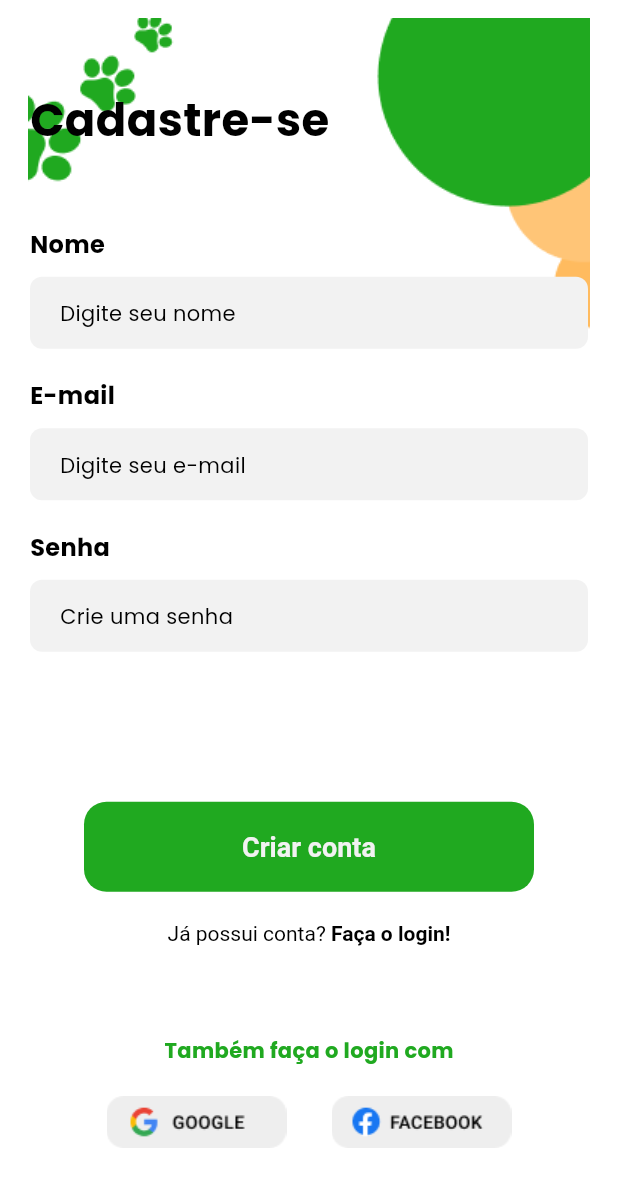
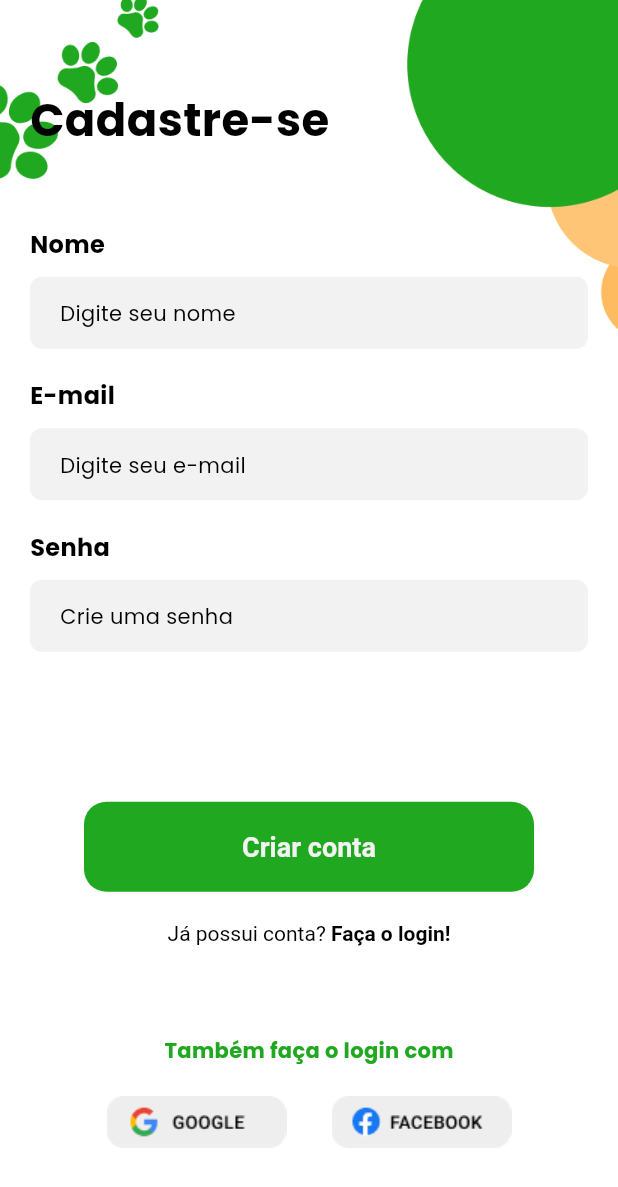
Before and after one commit to e-medeiros1/petshop_project, a Flutter app: the screen it shows after launch, after a tap on "Ir para página de registro", on a phone screen of 412 x 824 dp. Shown: the top 1187 px of the screen. Run offline on Flutter 3.47's test engine with Material 3 defaults, Android fonts, the phone set to English and light mode, and no system bars; our stand-ins replace google_fonts.

Commit message:
Fix auth image quality

```diff
--- a/lib/views/auth/register/register_page.dart
+++ b/lib/views/auth/register/register_page.dart
@@ -17,7 +17,7 @@ class _RegisterPageState extends State<RegisterPage> {
       backgroundColor: AppColors.white,
       body: Stack(
         children: [
-          SizedBox(width: double.infinity, child: Image.asset('assets/images/auth.png')),
+          Image.asset('assets/images/auth.png', fit: BoxFit.fill),
           Padding(
             padding: const EdgeInsets.all(20.0),
             child: Column(
--- a/lib/views/splash/splash_page.dart
+++ b/lib/views/splash/splash_page.dart
@@ -1,5 +1,6 @@
 import 'package:flutter/material.dart';
 import 'package:petshop_project/theme/colors.dart';
+
 import '../../config/app_routes.dart';
 
 class SplashPage extends StatefulWidget {
@@ -30,7 +31,7 @@ class _SplashPageState extends State<SplashPage> {
   Widget build(BuildContext context) {
     return Scaffold(
       backgroundColor: AppColors.primary,
-      body: Center(child: Image.asset('assets/images/splash.png')),
+      body: Center(child: Image.asset('assets/images/splash.png', fit: BoxFit.fitWidth)),
     );
   }
 }
```
Also changed, not shown: assets/images/auth.png.
